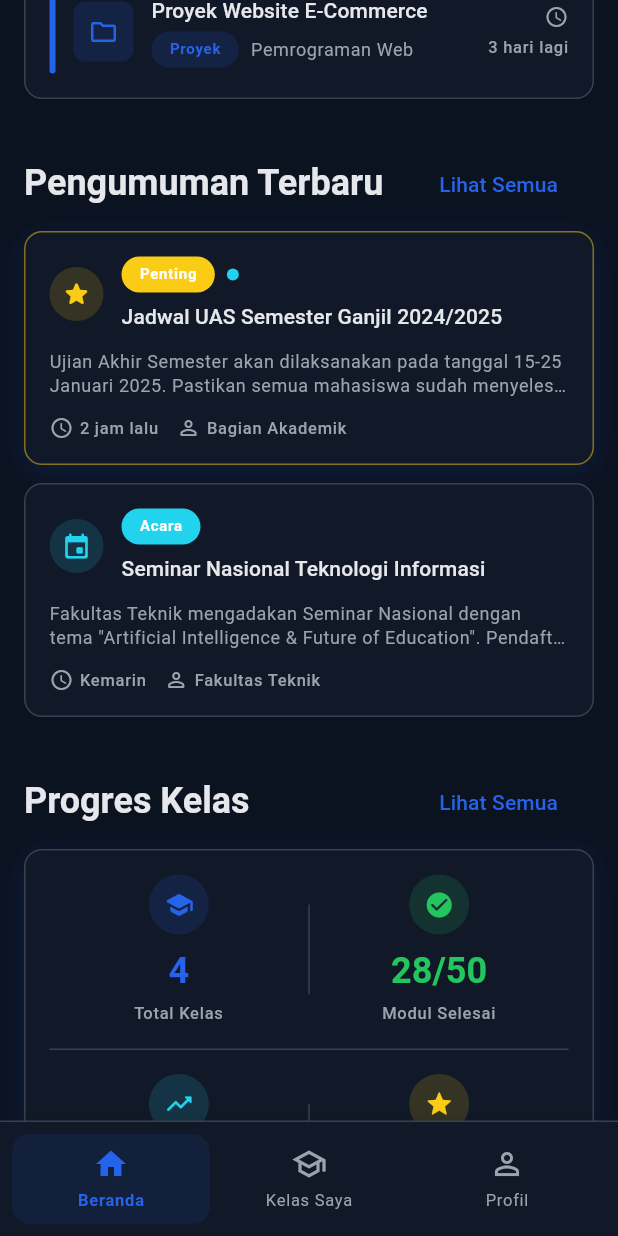
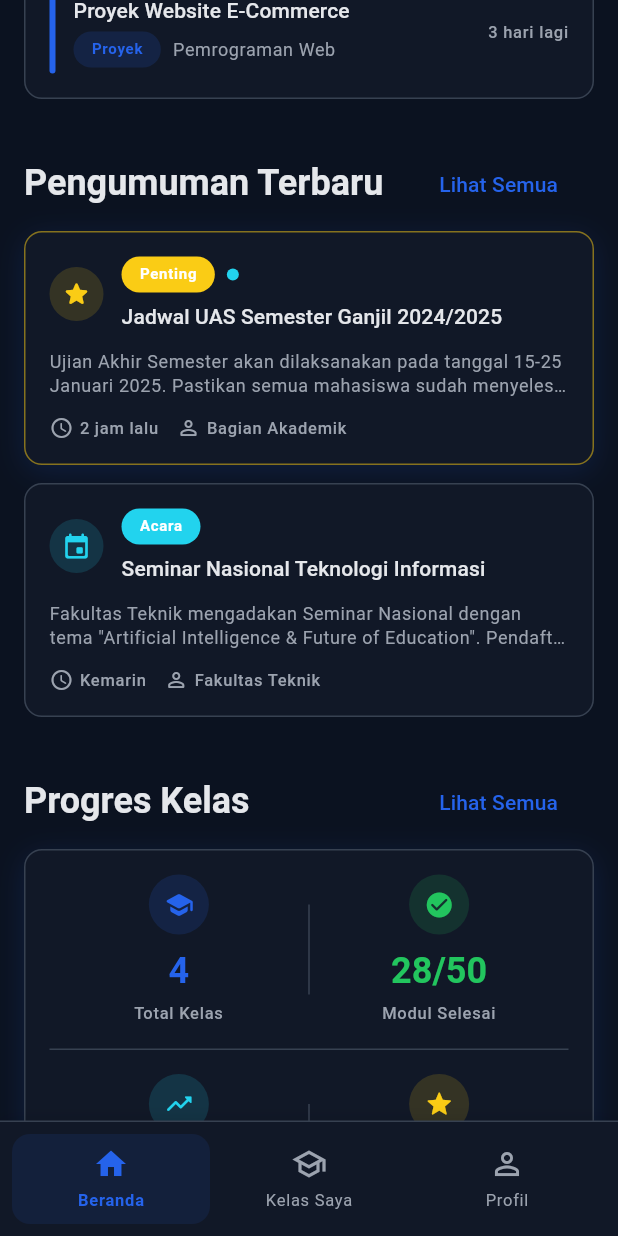
Before and after one commit to RobbyWahyudi/uimspace_app, a Flutter app: the screen it shows after launch, scrolled down 576 dp, on a phone screen of 412 x 824 dp. Run offline on Flutter 3.47's test engine with Material 3 defaults, Android fonts, the phone set to English and light mode, and no system bars.

Commit message:
Memperbaiki tampilan quick stats dan section tugas pada halaman Beranda

```diff
--- a/lib/features/home/presentation/home_page.dart
+++ b/lib/features/home/presentation/home_page.dart
@@ -343,7 +343,7 @@ class _HomePageState extends State<HomePage> {
             icon: Icons.assignment_turned_in_rounded,
             label: 'Tugas Aktif',
             value: _upcomingTasks.length.toString(),
-            color: SpaceColors.warning,
+            color: SpaceColors.primary,
             onTap: _onViewAllTasks,
           ),
         ),
@@ -365,7 +365,7 @@ class _HomePageState extends State<HomePage> {
             icon: Icons.mail_outline_rounded,
             label: 'Pesan Baru',
             value: '5',
-            color: SpaceColors.secondary,
+            color: SpaceColors.primary,
             onTap: () {
               // Navigate to messages
             },
--- a/lib/features/home/presentation/widgets/upcoming_tasks_section.dart
+++ b/lib/features/home/presentation/widgets/upcoming_tasks_section.dart
@@ -104,13 +104,6 @@ class _UpcomingTaskItem extends StatelessWidget {
     TaskPriority.low => SpaceColors.textSecondary,
   };
 
-  IconData get _typeIcon => switch (task.type) {
-    TaskType.assignment => Icons.assignment_outlined,
-    TaskType.quiz => Icons.quiz_outlined,
-    TaskType.project => Icons.folder_outlined,
-    TaskType.exam => Icons.school_outlined,
-  };
-
   String get _typeLabel => switch (task.type) {
     TaskType.assignment => 'Tugas',
     TaskType.quiz => 'Kuis',
@@ -166,20 +159,6 @@ class _UpcomingTaskItem extends StatelessWidget {
             ),
           ),
           const SizedBox(width: SpaceDimensions.spacing12),
-          // Icon
-          Container(
-            padding: const EdgeInsets.all(SpaceDimensions.spacing10),
-            decoration: BoxDecoration(
-              color: _priorityColor.withValues(alpha: 0.15),
-              borderRadius: BorderRadius.circular(SpaceDimensions.radiusSm),
-            ),
-            child: Icon(
-              _typeIcon,
-              color: _priorityColor,
-              size: SpaceDimensions.iconMd,
-            ),
-          ),
-          const SizedBox(width: SpaceDimensions.spacing12),
           // Content
           Expanded(
             child: Column(
@@ -217,12 +196,12 @@ class _UpcomingTaskItem extends StatelessWidget {
           Column(
             crossAxisAlignment: CrossAxisAlignment.end,
             children: [
-              Icon(
-                Icons.schedule_rounded,
-                size: SpaceDimensions.iconSm,
-                color: _getDueDateColor(task.dueDate),
-              ),
-              const SizedBox(height: SpaceDimensions.spacing4),
+              // Icon(
+              //   Icons.schedule_rounded,
+              //   size: SpaceDimensions.iconSm,
+              //   color: _getDueDateColor(task.dueDate),
+              // ),
+              // const SizedBox(height: SpaceDimensions.spacing4),
               Text(
                 _formatDueDate(task.dueDate),
                 style: SpaceTextStyles.labelSmall.copyWith(
```
